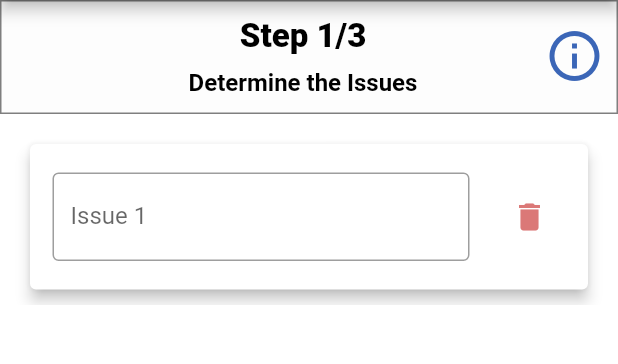
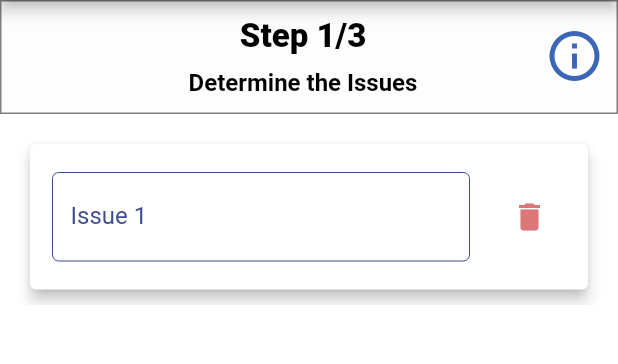
Before and after one commit to Spaghetti-Code-Inc/Negotiation-Planner, a Flutter app: the DetermineIssues screen opened directly, after a tap on "Add Issue", on a phone screen of 412 x 824 dp, the part 90-454 px from its top. Run offline on Flutter 3.47's test engine with Material 2 defaults, Android fonts, the phone set to English and light mode, and no system bars; our stand-ins replace cloud_firestore, email_validator, firebase_auth, firebase_core; missing offline and left inert: dart:ffi; accounts and stored records are empty.

Commit message:
updated input field style on determine issues

```diff
--- a/lib/DetermineIssues.dart
+++ b/lib/DetermineIssues.dart
@@ -168,10 +168,17 @@ class DetermineIssues extends StatelessWidget {
                           child: ListTile(
                             contentPadding: const EdgeInsets.all(15),
                             title: TextFormField(
+                              cursorColor: Color(0xff3e4b8c),
                               controller: _controllers[index],
                               decoration: InputDecoration(
-                                border: const OutlineInputBorder(),
+                                enabledBorder: const OutlineInputBorder(
+                                  borderSide: const BorderSide(color: Color(0xff3e4b8c), width: 0.0),
+                                ),
+                                focusedBorder: const OutlineInputBorder(
+                                  borderSide: const BorderSide(color: Color(0xff3e4b8c)),
+                                ),
                                 labelText: _items[index],
+                                labelStyle: TextStyle(color: Color(0xff3e4b8c)),
                               ),
                             ),
                             trailing: IconButton(
```
